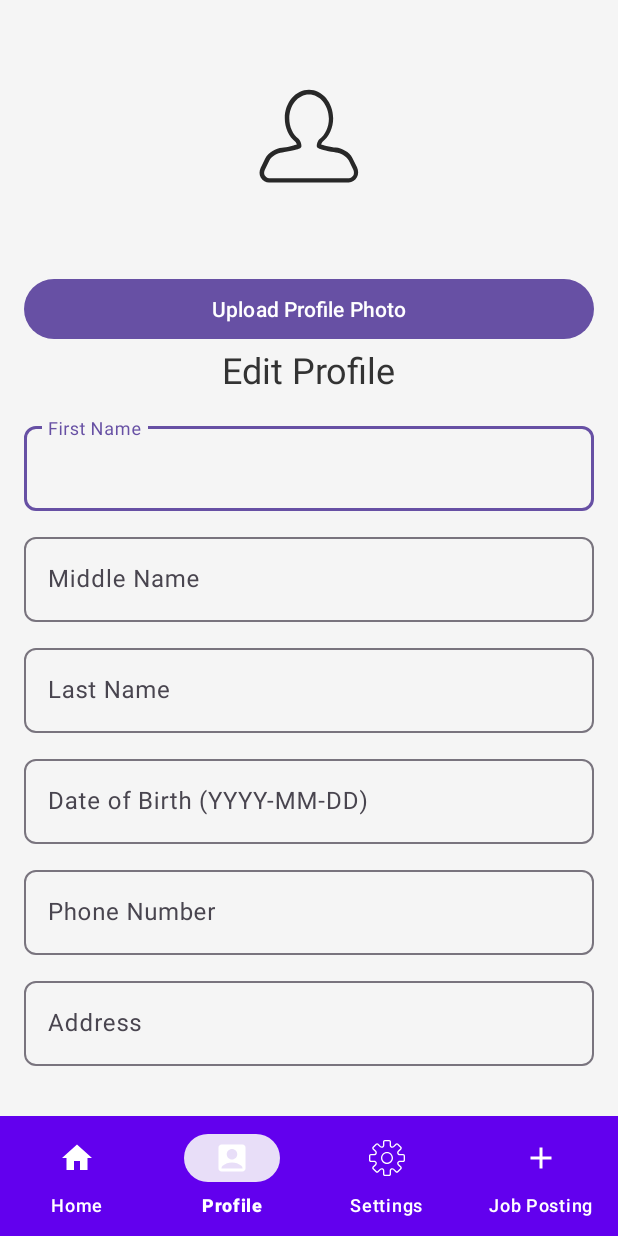
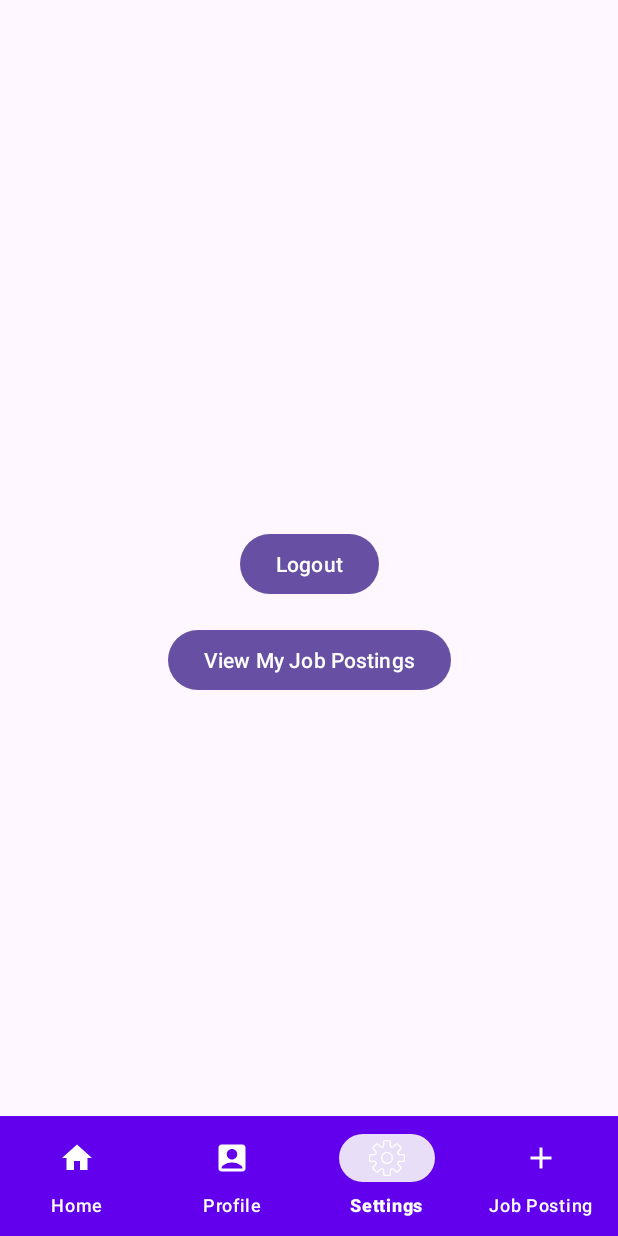
Before and after one commit to Mohamad-Dib/AndroidProject, an Android app built with Jetpack Compose: the screen it shows after launch once a user with an empty profile is signed in (MainActivity), item 3 of the bottom bar chosen, on a phone screen of 412 x 824 dp. Run offline under Robolectric (Android 15) with nearby library versions, the phone set to English and light mode, and no system bars; our stand-ins replace Firebase (no records; nobody signed in at launch, a user with empty details on screens opened directly); libraries missing offline, so code that uses them is left out: com.cloudinary.android.

Commit message:
JobPostings plus Settings

```diff
--- a/app/src/main/java/com/example/jobportal/MainActivity.kt
+++ b/app/src/main/java/com/example/jobportal/MainActivity.kt
@@ -28,7 +28,7 @@ class MainActivity : AppCompatActivity() {
         // Observe profile completeness
         sharedViewModel.isProfileComplete.observe(this) { isComplete ->
             if (isComplete == true) {
-                switchFragment(JobPostingFragment()) // Switch to HomeFragment when profile is complete
+                switchFragment(JobPostListFragment()) // Switch to HomeFragment when profile is complete
             } else {
                 switchFragment(ProfileFragment()) // Lock user in ProfileFragment otherwise
             }
@@ -56,6 +56,10 @@ class MainActivity : AppCompatActivity() {
                 }
                 R.id.nav_job_post_list -> { // Add a new item for Job Post List navigation
                     switchFragment(JobPostingFragment()) // Show the list of job posts
+                    true
+                }
+                R.id.nav_settings ->{
+                    switchFragment(SettingsFragment())
                     true
                 }
                 else -> false
--- a/app/src/main/java/com/example/jobportal/ProfileFragment.kt
+++ b/app/src/main/java/com/example/jobportal/ProfileFragment.kt
@@ -26,6 +26,8 @@ class ProfileFragment : Fragment() {
     private lateinit var auth: FirebaseAuth
     private lateinit var userDatabase: FirebaseFirestore
     private lateinit var sharedViewModel: SharedViewModel
+    private lateinit var loadingProgressBar: ProgressBar  // Reference to ProgressBar
+
 
     private var currentPublicId: String? = null
 
@@ -48,6 +50,8 @@ class ProfileFragment : Fragment() {
         val saveButton = view.findViewById<Button>(R.id.saveButton)
         val uploadPhotoButton = view.findViewById<Button>(R.id.uploadImageButton)
         val uploadCvButton = view.findViewById<Button>(R.id.uploadCvButton)
+        loadingProgressBar = view.findViewById(R.id.loadingProgressBar)
+
 
         // Load existing profile data
         loadProfileData(
@@ -81,11 +85,24 @@ class ProfileFragment : Fragment() {
         return view
     }
 
+
     private fun initializeFirebase() {
         auth = FirebaseAuth.getInstance()
         userDatabase = FirebaseFirestore.getInstance()
         sharedViewModel = ViewModelProvider(requireActivity())[SharedViewModel::class.java]
     }
+    private fun showLoading() {
+        loadingProgressBar.visibility = View.VISIBLE
+        // Hide the UI elements (replace R.id.fragment_profile with the actual ID of the profile container)
+        view?.findViewById<View>(R.id.profileImageView)?.visibility = View.GONE
+    }
+
+    private fun hideLoading() {
+        loadingProgressBar.visibility = View.GONE
+        // Show the UI elements once the profile is loaded
+        view?.findViewById<View>(R.id.profileImageView)?.visibility = View.VISIBLE
+    }
+
 
 
 
--- /dev/null
+++ b/app/src/main/java/com/example/jobportal/SettingsFragement.kt
@@ -0,0 +1,87 @@
+package com.example.jobportal
+
+import android.content.Intent
+import android.os.Bundle
+import android.view.LayoutInflater
+import android.view.View
+import android.view.ViewGroup
+import android.widget.Button
+import androidx.fragment.app.Fragment
+import com.google.android.material.snackbar.Snackbar
+import com.google.firebase.auth.FirebaseAuth
+import com.google.firebase.firestore.FirebaseFirestore
+import com.google.firebase.firestore.QuerySnapshot
+
+class SettingsFragment : Fragment() {
+
+    override fun onCreateView(
+        inflater: LayoutInflater, container: ViewGroup?,
+        savedInstanceState: Bundle?
+    ): View? {
+        // Inflate the layout for this fragment
+        return inflater.inflate(R.layout.activity_settings_fragement, container, false)
+    }
+
+    override fun onViewCreated(view: View, savedInstanceState: Bundle?) {
+        super.onViewCreated(view, savedInstanceState)
+
+        // Initialize views using findViewById
+        val logoutButton = view.findViewById<Button>(R.id.logoutButton)
+        val viewJobPostingsButton = view.findViewById<Button>(R.id.viewJobPostingsButton)
+
+        // Logout Button
+        logoutButton.setOnClickListener {
+            logoutUser()
+        }
+
+        // View My Job Postings Button
+        viewJobPostingsButton.setOnClickListener {
+            fetchAndShowJobPostings(view)
+        }
+
+        // Add more settings-related options here if needed
+    }
+
+    private fun logoutUser() {
+        FirebaseAuth.getInstance().signOut()
+        startActivity(Intent(requireContext(), Login::class.java)) // Replace with your LoginActivity
+        requireActivity().finish()
+    }
+
+    private fun fetchAndShowJobPostings(view: View) {
+        val db = FirebaseFirestore.getInstance()
+        val userId = FirebaseAuth.getInstance().currentUser?.uid
+
+        if (userId == null) {
+            showSnackbar(view, "User is not logged in.")
+            return
+        }
+
+        db.collection("JobPosting")
+            .whereEqualTo("postedBy", userId)
+            .get()
+            .addOnSuccessListener { result ->
+                if (result.isEmpty) {
+                    showSnackbar(view, "No job postings found.")
+                } else {
+                    showJobPostingsDialog(result)
+                }
+            }
+            .addOnFailureListener { exception ->
+                showSnackbar(view, "Error fetching job postings: ${exception.message}")
+            }
+    }
+
+    private fun showJobPostingsDialog(jobPostings: QuerySnapshot) {
+        // Pass the documents to the dialog
+        val dialog = JobPostingsDialog.newInstance(jobPostings.documents) // Pass documents directly
+        dialog.show(parentFragmentManager, "JobPostingsDialog")
+    }
+
+
+
+
+    private fun showSnackbar(view: View, message: String) {
+        Snackbar.make(view, message, Snackbar.LENGTH_LONG).show()
+    }
+}
--- /dev/null
+++ b/app/src/main/res/layout/activity_settings_fragement.xml
@@ -0,0 +1,50 @@
+<?xml version="1.0" encoding="utf-8"?>
+<androidx.coordinatorlayout.widget.CoordinatorLayout
+    xmlns:android="http://schemas.android.com/apk/res/android"
+    xmlns:app="http://schemas.android.com/apk/res-auto"
+    xmlns:tools="http://schemas.android.com/tools"
+    android:layout_width="match_parent"
+    android:layout_height="match_parent"
+    android:fitsSystemWindows="true">
+
+    <com.google.android.material.appbar.AppBarLayout
+        android:layout_width="match_parent"
+        android:layout_height="wrap_content"
+        android:theme="@style/ThemeOverlay.AppCompat.ActionBar">
+
+        <androidx.appcompat.widget.Toolbar
+            android:id="@+id/toolbar"
+            android:layout_width="match_parent"
+            android:layout_height="wrap_content"
+            android:title="Settings"
+            app:popupTheme="@style/ThemeOverlay.AppCompat.Light" />
+    </com.google.android.material.appbar.AppBarLayout>
+
+    <androidx.constraintlayout.widget.ConstraintLayout
+        android:layout_width="match_parent"
+        android:layout_height="match_parent">
+
+        <!-- Logout Button -->
+        <Button
+            android:id="@+id/logoutButton"
+            android:layout_width="wrap_content"
+            android:layout_height="wrap_content"
+            android:text="Logout"
+            app:layout_constraintTop_toTopOf="parent"
+            app:layout_constraintBottom_toBottomOf="parent"
+            app:layout_constraintStart_toStartOf="parent"
+            app:layout_constraintEnd_toEndOf="parent"
+            android:layout_marginBottom="16dp" />
+
+        <!-- View My Job Postings Button -->
+        <Button
+            android:id="@+id/viewJobPostingsButton"
+            android:layout_width="wrap_content"
+            android:layout_height="wrap_content"
+            android:text="View My Job Postings"
+            app:layout_constraintTop_toBottomOf="@id/logoutButton"
+            app:layout_constraintStart_toStartOf="parent"
+            app:layout_constraintEnd_toEndOf="parent"
+            android:layout_marginTop="16dp" />
+    </androidx.constraintlayout.widget.ConstraintLayout>
+</androidx.coordinatorlayout.widget.CoordinatorLayout>
--- a/app/src/main/res/layout/job_post_item.xml
+++ b/app/src/main/res/layout/job_post_item.xml
@@ -55,5 +55,6 @@
             android:textSize="12sp"
             android:textColor="@android:color/darker_gray" />
 
+
     </LinearLayout>
 </androidx.cardview.widget.CardView>
```
Also changed, not shown: app/src/main/AndroidManifest.xml (+9 -1 lines), app/src/main/java/com/example/jobportal/JobPostingsDialog.kt (added, +90 -0 lines), app/src/main/res/layout/activity_job_postings_dialog.xml (added, +13 -0 lines), app/src/main/res/layout/fragment_profile.xml (+7 -0 lines), app/src/main/res/navigation/nav_graph3.xml (added, +28 -0 lines).
